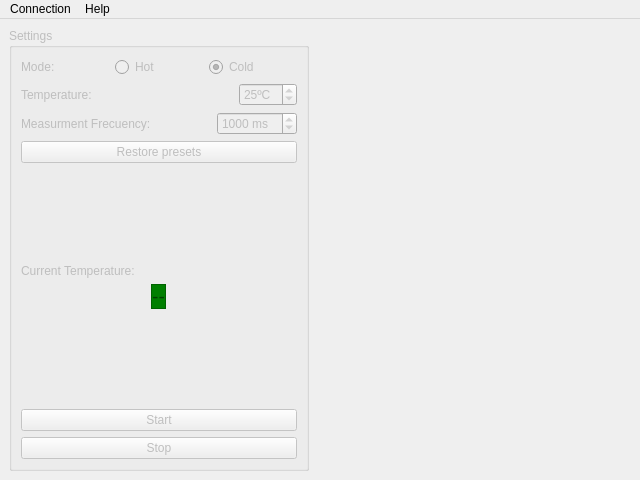
The window that interface/designerFiles/mainWindow.ui (ccarb/ThermstUtils) describes before a commit, drawn with Qt 5.
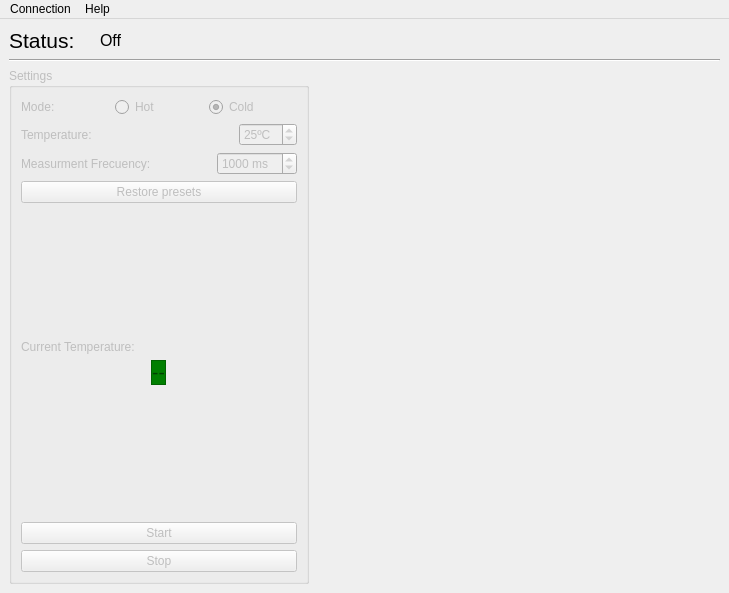
The same window after the commit. Icons and pictures are not drawn. Custom widgets are drawn as their Qt base class.

```diff
--- a/interface/designerFiles/mainWindow.ui
+++ b/interface/designerFiles/mainWindow.ui
@@ -9,8 +9,8 @@
    <rect>
     <x>0</x>
     <y>0</y>
-    <width>640</width>
-    <height>480</height>
+    <width>729</width>
+    <height>593</height>
    </rect>
   </property>
   <property name="sizePolicy">
@@ -35,6 +35,94 @@
    </property>
    <layout class="QHBoxLayout" name="horizontalLayout">
     <item>
+     <layout class="QVBoxLayout" name="verticalLayout_4">
+      <item>
+       <layout class="QHBoxLayout" name="StatusArea">
+        <item>
+         <widget class="QLabel" name="StatusMarker">
+          <property name="font">
+           <font>
+            <pointsize>16</pointsize>
+           </font>
+          </property>
+          <property name="text">
+           <string>Status: </string>
+          </property>
+         </widget>
+        </item>
+        <item>
+         <widget class="QLabel" name="OperationModeIcon">
+          <property name="text">
+           <string/>
+          </property>
+          <property name="pixmap">
+           <pixmap resource="../../resources/resources.qrc">:/icons/off.png</pixmap>
+          </property>
+         </widget>
+        </item>
+        <item>
+         <widget class="QLabel" name="StatusText">
+          <property name="font">
+           <font>
+            <pointsize>12</pointsize>
+           </font>
+          </property>
+          <property name="text">
+           <string>Off</string>
+          </property>
+         </widget>
+        </item>
+        <item>
+         <spacer name="horizontalSpacer">
+          <property name="orientation">
+           <enum>Qt::Horizontal</enum>
+          </property>
+          <property name="sizeHint" stdset="0">
+           <size>
+            <width>40</width>
+            <height>20</height>
+           </size>
+          </property>
+         </spacer>
+        </item>
+        <item>
+         <widget class="QLabel" name="StatusIcon">
+          <property name="text">
+           <string/>
+          </property>
+          <property name="pixmap">
+           <pixmap resource="../../resources/resources.qrc">:/icons/working.png</pixmap>
+          </property>
+         </widget>
+        </item>
+        <item>
+         <widget class="QLabel" name="SerialIndicatorIcon">
+          <property name="maximumSize">
+           <size>
+            <width>50</width>
+            <height>32</height>
+           </size>
+          </property>
+          <property name="text">
+           <string/>
+          </property>
+          <property name="pixmap">
+           <pixmap resource="../../resources/resources.qrc">:/icons/serial_off.png</pixmap>
+          </property>
+         </widget>
+        </item>
+       </layout>
+      </item>
+      <item>
+       <widget class="Line" name="Separator">
+        <property name="orientation">
+         <enum>Qt::Horizontal</enum>
+        </property>
+       </widget>
+      </item>
+      <item>
+       <layout class="QHBoxLayout" name="WorkArea">
+        <item>
      <widget class="QGroupBox" name="settingsBox">
       <property name="enabled">
        <bool>false</bool>
@@ -703,14 +791,18 @@
      </widget>
     </item>
    </layout>
+      </item>
+     </layout>
+    </item>
+   </layout>
   </widget>
   <widget class="QMenuBar" name="menuBar">
    <property name="geometry">
     <rect>
      <x>0</x>
      <y>0</y>
-     <width>640</width>
-     <height>18</height>
+     <width>729</width>
+     <height>21</height>
     </rect>
    </property>
    <widget class="QMenu" name="menuHelp">
```
Left out of the diff: 6 changed lines with no effect on the pictures. Lines whose indentation alone changed are shown as unchanged.
